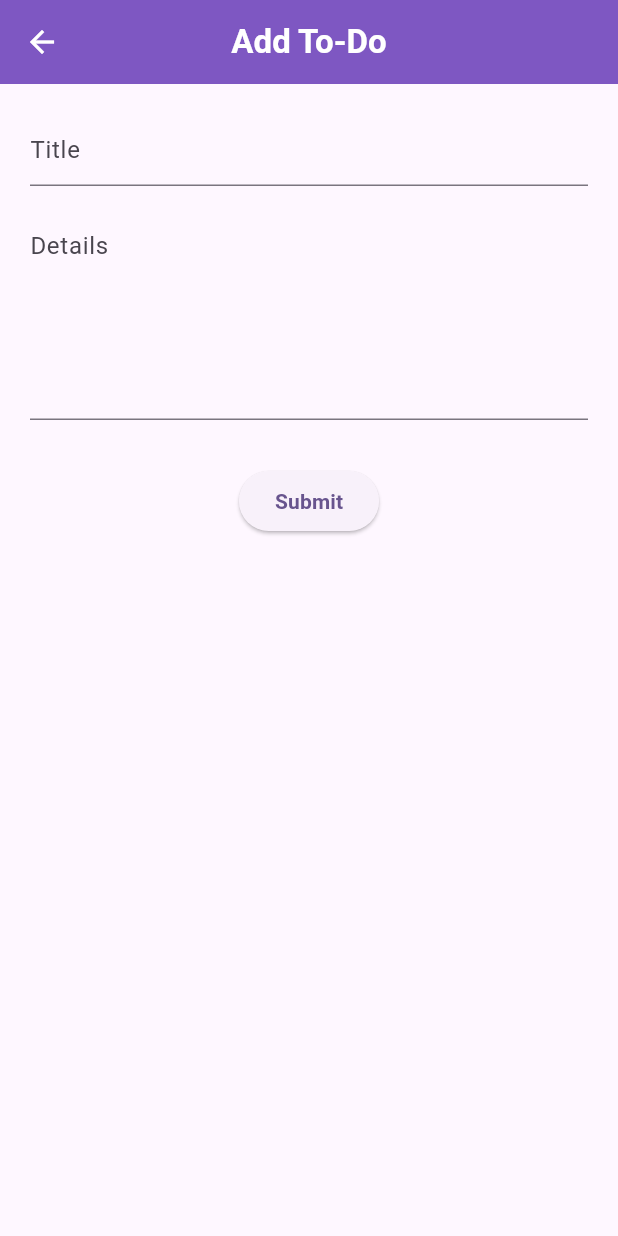
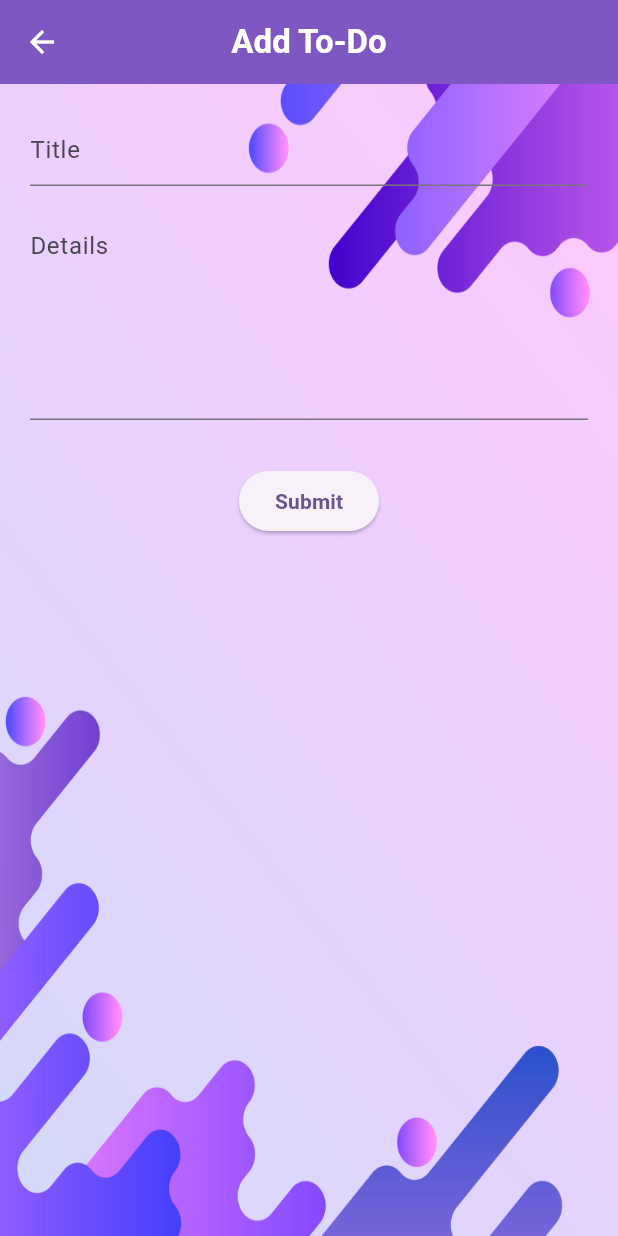
Before and after one commit to munees07/todo_api, a Flutter app: the screen it shows after launch, after a tap on "ADD", on a phone screen of 412 x 824 dp. Run offline on Flutter 3.47's test engine with Material 3 defaults, Android fonts, the phone set to English and light mode, and no system bars; network calls fail.

Commit message:
added some designs

```diff
--- a/lib/view/add_screen.dart
+++ b/lib/view/add_screen.dart
@@ -24,6 +24,7 @@ class AddScreen extends StatelessWidget {
     }
 
     return Scaffold(
+      resizeToAvoidBottomInset: false,
       appBar: AppBar(
         foregroundColor: Colors.white,
         backgroundColor: Colors.deepPurple[400],
@@ -33,7 +34,19 @@ class AddScreen extends StatelessWidget {
           style: const TextStyle(fontWeight: FontWeight.bold),
         ),
       ),
-      body: _buildBody(context, titleController, detailsController),
+      body: Stack(
+        children: [
+          SizedBox(
+            width: double.infinity,
+            height: double.infinity,
+            child: Image.asset(
+              'assets/backgroundTodo.jpg',
+              fit: BoxFit.fill,
+            ),
+          ),
+          _buildBody(context, titleController, detailsController),
+        ],
+      ),
     );
   }
 
@@ -46,12 +59,20 @@ class AddScreen extends StatelessWidget {
         children: [
           TextFormField(
             controller: titleController,
-            decoration: const InputDecoration(hintText: 'Title'),
+            decoration: const InputDecoration(
+              hintText: 'Title',
+              focusedBorder: UnderlineInputBorder(
+                  borderSide: BorderSide(color: Colors.white, width: 2)),
+            ),
           ),
           const SizedBox(height: 20),
           TextFormField(
             controller: detailsController,
-            decoration: const InputDecoration(hintText: 'Details'),
+            decoration: const InputDecoration(
+              hintText: 'Details',
+              focusedBorder: UnderlineInputBorder(
+                  borderSide: BorderSide(color: Colors.white, width: 2)),
+            ),
             minLines: 5,
             maxLines: 8,
             keyboardType: TextInputType.multiline,
--- a/lib/view/home_page.dart
+++ b/lib/view/home_page.dart
@@ -1,6 +1,7 @@
-// ignore_for_file: use_build_context_synchronously
+// ignore_for_file: use_build_context_synchronously, unnecessary_import
 import 'dart:developer';
 import 'package:flutter/material.dart';
+import 'package:flutter/widgets.dart';
 import 'package:todo_api/controller/todo_provider.dart';
 import 'package:todo_api/model/todo_model.dart';
 import 'package:provider/provider.dart';
@@ -27,7 +28,17 @@ class HomePage extends StatelessWidget {
           label:
               const Text('ADD', style: TextStyle(fontWeight: FontWeight.bold)),
         ),
-        body: FutureBuilder(
+        body: Stack(
+          children: [
+            SizedBox(
+              width: double.infinity,
+              height: double.infinity,
+              child: Image.asset(
+                'assets/backgroundTodo.jpg',
+                fit: BoxFit.fill,
+              ),
+            ),
+            FutureBuilder(
               future: _fetchTodoData(context),
               builder: (context, snapshot) {
                 if (snapshot.connectionState == ConnectionState.waiting) {
@@ -38,6 +49,8 @@ class HomePage extends StatelessWidget {
                   return _buildTodoList(context);
                 }
               },
+            ),
+          ],
         ));
   }
 
--- a/lib/widgets/todo_card.dart
+++ b/lib/widgets/todo_card.dart
@@ -18,16 +18,19 @@ class TodoCard extends StatelessWidget {
       children: [
         const SizedBox(height: 10),
         Card(
-          color: Colors.deepPurple[300],
+          color: const Color.fromRGBO(149, 117, 205, 0.5),
           child: ListTile(
-            leading: CircleAvatar(child: Text('${index + 1}')),
+            leading: CircleAvatar(
+                backgroundColor: Colors.black.withOpacity(0.3),
+                foregroundColor: Colors.white,
+                child: Text('${index + 1}')),
             title: Text(item['title'],
                 style: const TextStyle(
                     fontWeight: FontWeight.bold, color: Colors.white)),
             subtitle: Text(item['description'],
                 style: const TextStyle(color: Colors.white)),
             trailing: PopupMenuButton(
-              color: Colors.white,
+              iconColor: Colors.white,
               onSelected: (value) {
                 if (value == 'edit') {
                   //edit page
@@ -45,7 +48,10 @@ class TodoCard extends StatelessWidget {
                   ),
                   const PopupMenuItem(
                     value: 'delete',
-                    child: Text('Delete'),
+                    child: Text(
+                      'Delete',
+                      style: TextStyle(color: Colors.redAccent),
+                    ),
                   ),
                 ];
               },
--- a/pubspec.yaml
+++ b/pubspec.yaml
@@ -61,8 +61,8 @@ flutter:
   uses-material-design: true
 
   # To add assets to your application, add an assets section, like this:
-  # assets:
-  #   - images/a_dot_burr.jpeg
+  assets:
+    - assets/
   #   - images/a_dot_ham.jpeg
 
   # An image asset can refer to one or more resolution-specific "variants", see
```
Also changed, not shown: assets/backgroundTodo.jpg (added), pubspec.lock. Lines whose indentation alone changed are shown as unchanged.
